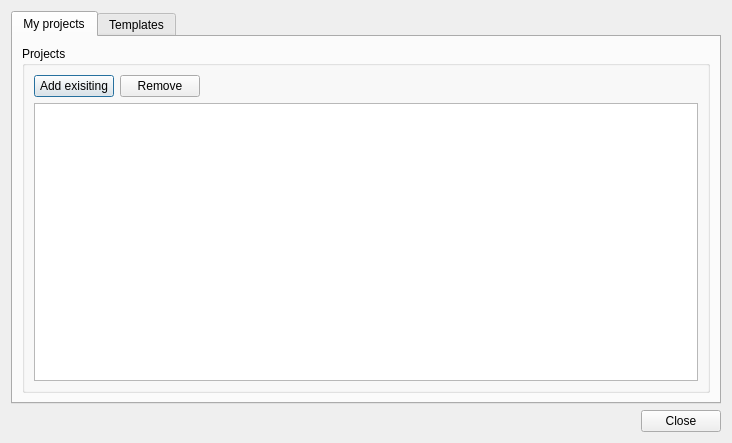
First picture: the form in playground/ui/projectmanagerdialog.ui, repository cyberegoorg/cetech, before the edit.
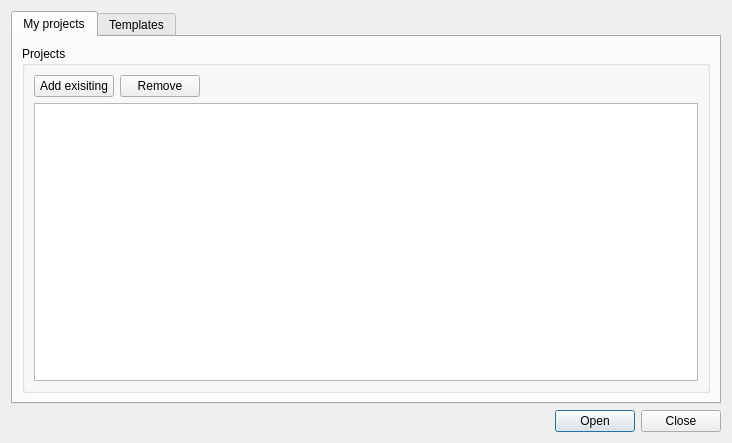
Second picture: the form after the edit. Icons and pictures are not drawn.

Commit message: open project, error check

The edit to the form file:
```diff
--- a/playground/ui/projectmanagerdialog.ui
+++ b/playground/ui/projectmanagerdialog.ui
@@ -99,7 +99,7 @@
    <item>
     <widget class="QDialogButtonBox" name="buttonBox">
      <property name="standardButtons">
-      <set>QDialogButtonBox::Close</set>
+      <set>QDialogButtonBox::Close|QDialogButtonBox::Open</set>
      </property>
     </widget>
    </item>
```
Left out of the diff: 44 changed lines with no effect on the pictures. The commit also changes 4 other files.
